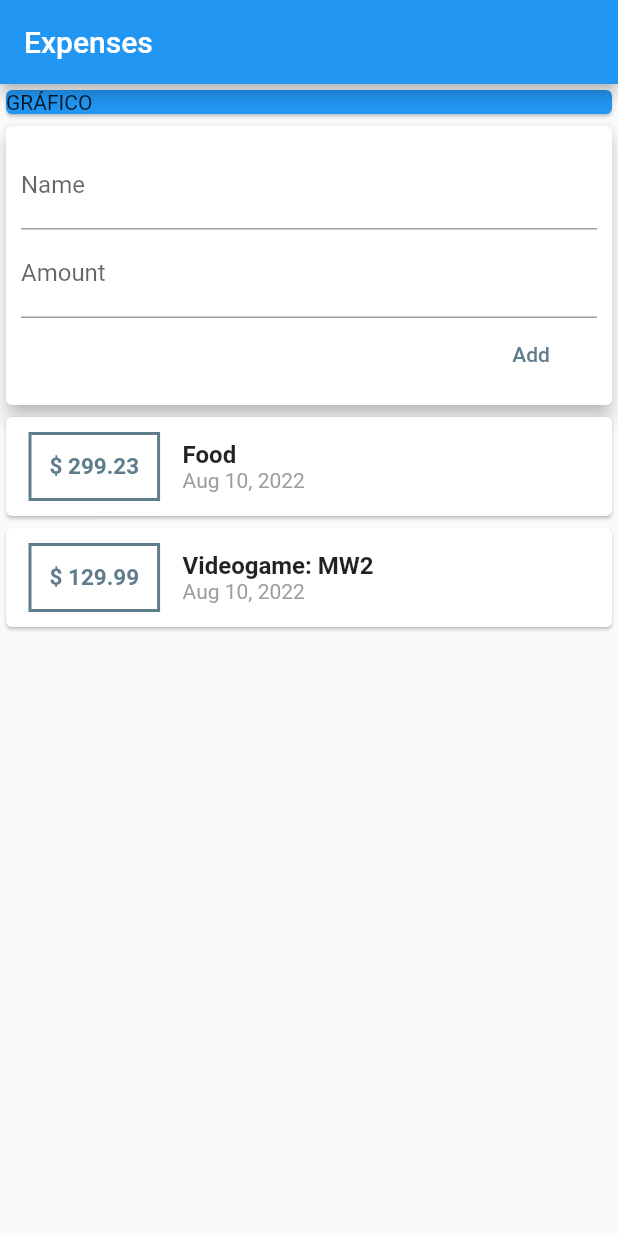
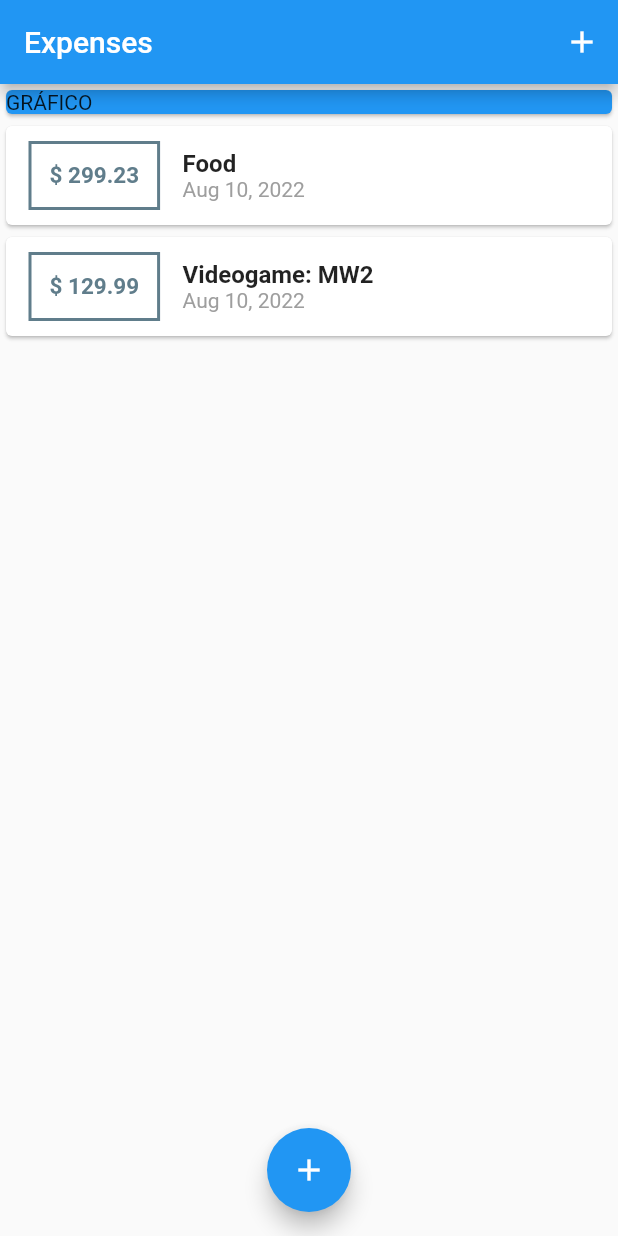
Before and after one commit to elJamesSnz/weekly_expenses, a Flutter app: the screen it shows after launch, on a phone screen of 412 x 824 dp. Run offline on Flutter 3.47's test engine with Material 2 defaults, Android fonts, the phone set to English and light mode, and no system bars.

Commit message:
new_txs.dart new config
Removed user_txs.dart file which handled the transactions
Main.dart now uses both list txs and add txs methods
Add Txs changed from stateless to stateful widget so that the input data is not reset while focusing on a different textfield
showModalBottomSheet added so that the add txs textfields pop up from the bottom of the screen
Add txs closes the modal through NAvigator.pop

```diff
--- a/lib/main.dart
+++ b/lib/main.dart
@@ -2,11 +2,11 @@
 import 'package:flutter/material.dart';
 
 //3rd party imports
-import 'package:intl/intl.dart';
-import 'package:weekly_expenses/widgets/user_txs.dart';
 
 //my imports
-import './widgets/user_txs.dart';
+import './models/tx.dart';
+import './widgets/txs_list.dart';
+import './widgets/add_txs.dart';
 
 void main() => runApp(MyApp());
 
@@ -20,12 +20,54 @@ class MyApp extends StatelessWidget {
   }
 }
 
-class HomePage extends StatelessWidget {
+class HomePage extends StatefulWidget {
+  @override
+  State<HomePage> createState() => _HomePageState();
+}
+
+class _HomePageState extends State<HomePage> {
+  final List<Tx> _listTxs = [
+    Tx(id: 'Tx1', name: 'Food', amount: 299.23, date: DateTime.now()),
+    Tx(id: 'Tx2', name: 'Videogame: MW2', amount: 129.99, date: DateTime.now()),
+  ];
+
+  void _addNewTx(String name, double amount) {
+    final newTx = Tx(
+        id: DateTime.now().toString(),
+        name: name,
+        amount: amount,
+        date: DateTime.now());
+    setState(() {
+      //adding the element into the list
+      _listTxs.add(newTx);
+    });
+  }
+
+  void _modalNewTx(BuildContext ctx) {
+    showModalBottomSheet(
+      context: ctx,
+      builder: (_) {
+        return GestureDetector(
+          //to prevent the sheet from closing if you tap at the botom of the sheet
+          onTap: () {},
+          child: AddTxs(_addNewTx),
+          //catch event and avoid tap
+          behavior: HitTestBehavior.opaque,
+        );
+      },
+    );
+  }
+
   @override
   Widget build(BuildContext context) {
     return Scaffold(
       appBar: AppBar(
         title: Text('Expenses'),
+        actions: [
+          //list-of-widgets
+          IconButton(
+              onPressed: () => _modalNewTx(context), icon: Icon(Icons.add))
+        ],
       ),
       body: SingleChildScrollView(
         child: Column(
@@ -39,8 +81,13 @@ class HomePage extends StatelessWidget {
                   child: Text('GRÁFICO'),
                 ),
               ),
-              UserTxs(),
+              TxsList(_listTxs),
             ]),
+      ),
+      floatingActionButtonLocation: FloatingActionButtonLocation.centerFloat,
+      floatingActionButton: FloatingActionButton(
+        child: Icon(Icons.add),
+        onPressed: () => _modalNewTx(context),
       ),
     );
   }
--- a/lib/widgets/user_txs.dart
+++ /dev/null
@@ -1,42 +0,0 @@
-import 'package:flutter/src/foundation/key.dart';
-import 'package:flutter/src/widgets/framework.dart';
-
-import 'package:flutter/material.dart';
-
-import './add_txs.dart';
-import './txs_list.dart';
-import '../models/tx.dart';
-
-class UserTxs extends StatefulWidget {
-  const UserTxs({Key? key}) : super(key: key);
-
-  @override
-  State<UserTxs> createState() => _UserTxsState();
-}
-
-class _UserTxsState extends State<UserTxs> {
-  final List<Tx> _listTxs = [
-    Tx(id: 'Tx1', name: 'Food', amount: 299.23, date: DateTime.now()),
-    Tx(id: 'Tx2', name: 'Videogame: MW2', amount: 129.99, date: DateTime.now()),
-  ];
-
-  void _addNewTx(String name, double amount) {
-    print('new attempt');
-    final newTx = Tx(
-        id: DateTime.now().toString(),
-        name: name,
-        amount: amount,
-        date: DateTime.now());
-    setState(() {
-      //adding the element into the list
-      _listTxs.add(newTx);
-    });
-  }
-
-  @override
-  Widget build(BuildContext context) {
-    return Column(
-      children: [AddTxs(_addNewTx), TxsList(_listTxs)],
-    );
-  }
-}
```
Also changed, not shown: lib/widgets/add_txs.dart (+28 -10 lines), lib/widgets/txs_list.dart (+1 -39 lines).
